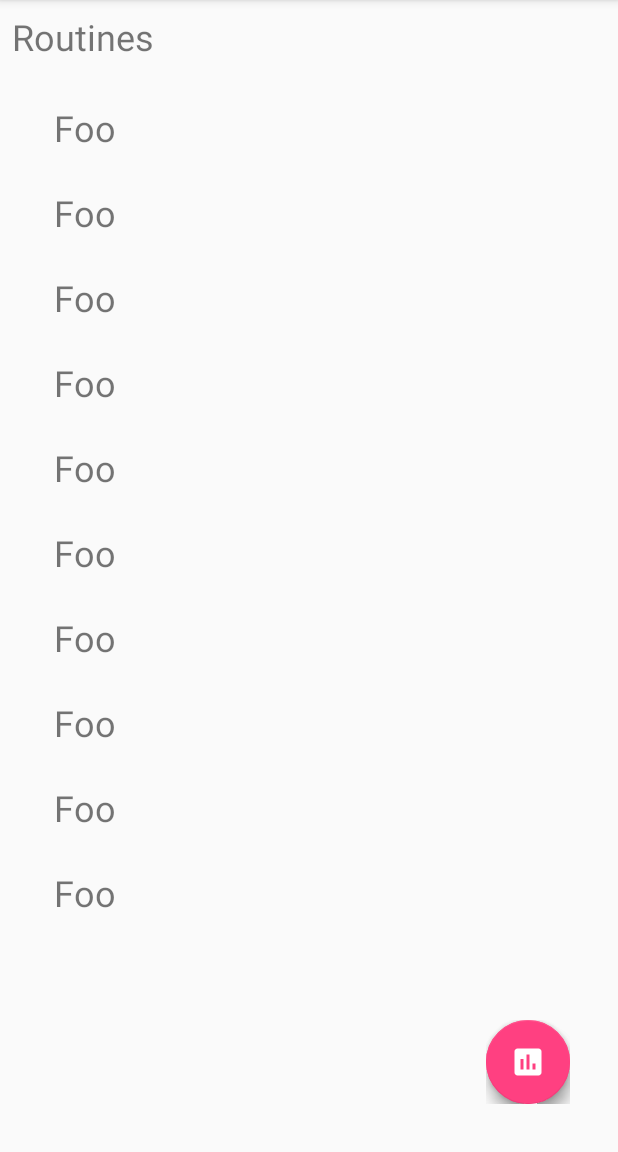
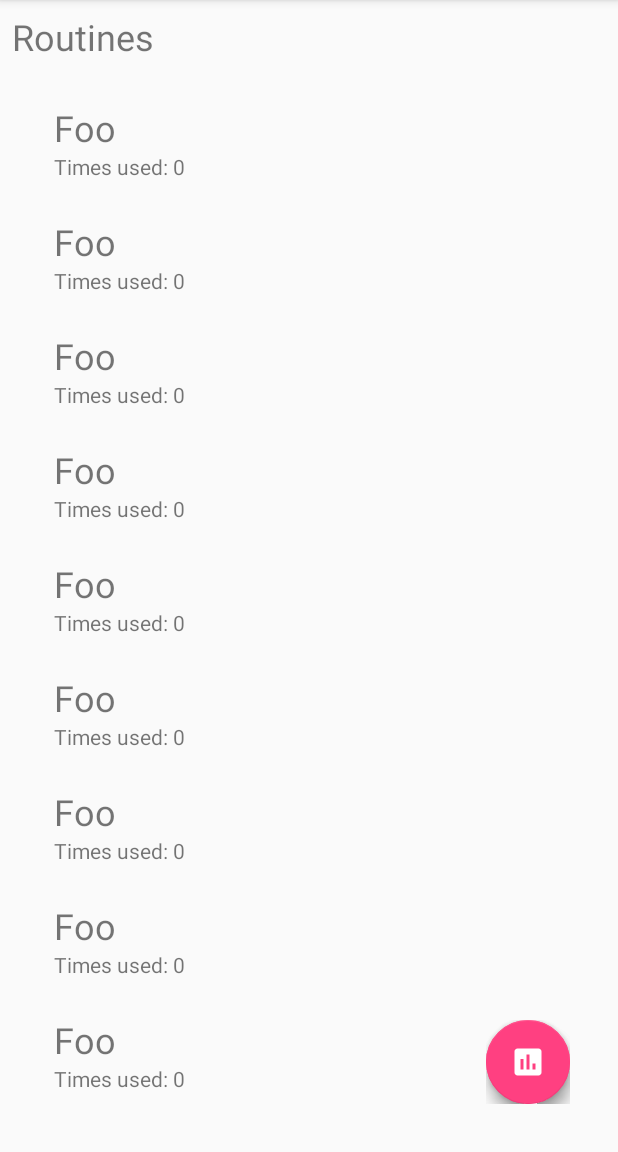
Before and after one commit to kevinxchan/StretchIt, an Android app: the MainActivity screen opened directly, with no data from a screen before it, on a phone screen of 412 x 824 dp, the part 84-1236 px from its top. Run offline under Robolectric (Android 15) with nearby library versions, the phone set to English and light mode, and no system bars; our stand-ins replace Room's generated code; libraries missing offline, so code that uses them is left out: com.github.clans.fab; plain views replace FloatingActionButton, FloatingActionMenu; 4 statements that could not run were skipped.

```diff
--- a/app/src/main/java/me/kevinxchan/kevinxchan/stretchit/adapters/RoutineAdapter.java
+++ b/app/src/main/java/me/kevinxchan/kevinxchan/stretchit/adapters/RoutineAdapter.java
@@ -26,6 +26,7 @@ public class RoutineAdapter extends RecyclerView.Adapter<RoutineAdapter.ViewHold
     @Override
     public void onBindViewHolder(RoutineAdapter.ViewHolder viewHolder, int i) {
         viewHolder.routineName.setText(routines.get(i).getName());
+        viewHolder.numTimesUsed.setText("Times used: " + routines.get(i).getNumTimesUsed());
     }
 
     @Override
@@ -35,10 +36,12 @@ public class RoutineAdapter extends RecyclerView.Adapter<RoutineAdapter.ViewHold
 
     public class ViewHolder extends RecyclerView.ViewHolder {
         public TextView routineName;
+        public TextView numTimesUsed;
 
         public ViewHolder(View itemView) {
             super(itemView);
             routineName = (TextView) itemView.findViewById(R.id.routineName);
+            numTimesUsed = (TextView) itemView.findViewById(R.id.numTimesUsed);
         }
     }
 }
--- a/app/src/main/java/me/kevinxchan/kevinxchan/stretchit/model/Routine.java
+++ b/app/src/main/java/me/kevinxchan/kevinxchan/stretchit/model/Routine.java
@@ -1,5 +1,6 @@
 package me.kevinxchan.kevinxchan.stretchit.model;
 
+import android.arch.persistence.room.ColumnInfo;
 import android.arch.persistence.room.Entity;
 import android.arch.persistence.room.PrimaryKey;
 
@@ -7,16 +8,24 @@ import android.arch.persistence.room.PrimaryKey;
 public class Routine {
     @PrimaryKey(autoGenerate = true)
     private int routineID;
+
+    @ColumnInfo(name = "name")
     private String name;
-    private int numUsed;
+
+    @ColumnInfo(name = "num_times_used")
+    private int numTimesUsed;
 
     public Routine(String name) {
         this.name = name;
-        this.numUsed = 0;
+        this.numTimesUsed = 0;
     }
 
     public int getRoutineID() {
         return routineID;
+    }
+
+    public void setRoutineID(int routineID) {
+        this.routineID = routineID;
     }
 
     public void setName(String name) {
@@ -27,11 +36,11 @@ public class Routine {
         return name;
     }
 
-    public int getNumUsed() {
-        return numUsed;
+    public int getNumTimesUsed() {
+        return numTimesUsed;
     }
 
-    public void setNumUsed(int numUsed) {
-        this.numUsed = numUsed;
+    public void setNumTimesUsed(int numUsed) {
+        this.numTimesUsed = numUsed;
     }
 }
--- a/app/src/main/res/layout/routine_row.xml
+++ b/app/src/main/res/layout/routine_row.xml
@@ -11,4 +11,9 @@
             android:layout_width="match_parent"
             android:layout_height="wrap_content"/>
 
+    <TextView
+            android:id="@+id/numTimesUsed"
+            android:textSize="14sp"
+            android:layout_width="match_parent"
+            android:layout_height="wrap_content"/>
 </LinearLayout>
--- a/app/src/main/res/values/strings.xml
+++ b/app/src/main/res/values/strings.xml
@@ -21,4 +21,5 @@
     <string name="min">min</string>
     <string name="s">s</string>
     <string name="done">Done</string>
+    <string name="routines_times_used">Times used:</string>
 </resources>
```
Also changed, not shown: app/src/main/java/me/kevinxchan/kevinxchan/stretchit/db/AppDatabase.java (added, +11 -0 lines), app/src/main/java/me/kevinxchan/kevinxchan/stretchit/db/RoutineDao.java (added, +15 -0 lines), app/src/main/res/svg/baseline-check_circle_outline-24px.svg (deleted).
